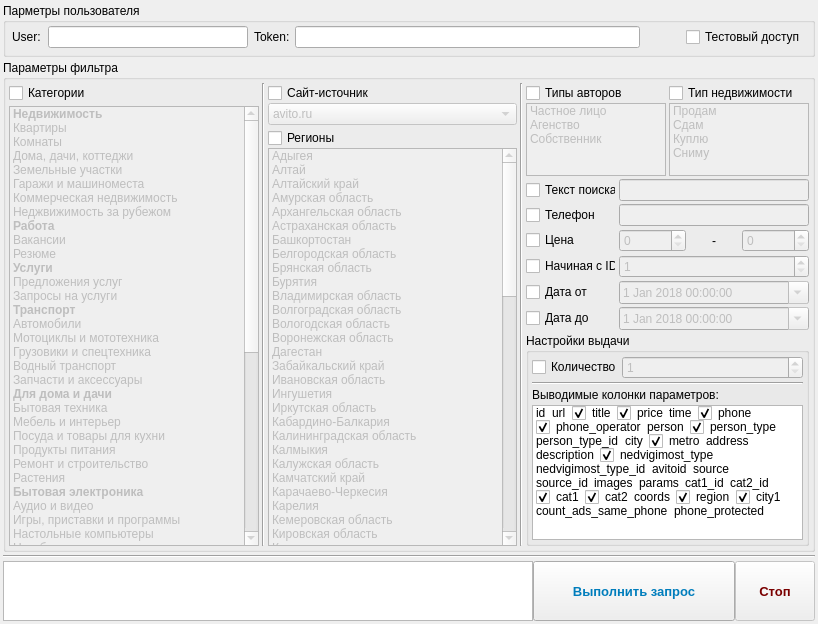
The window that mainwindow.ui (IMelker/GUI-Client-for-ads-api.ru) describes before a commit, drawn with Qt 5.
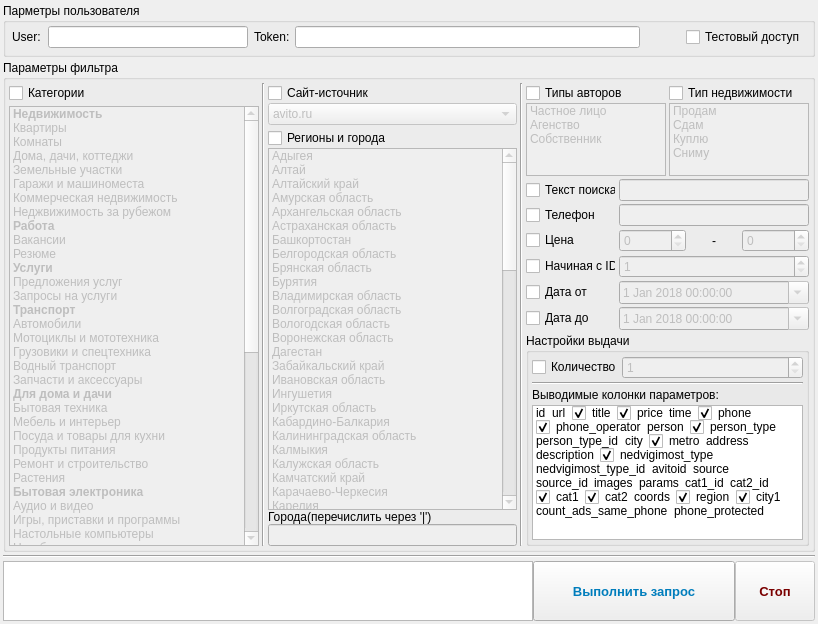
The same window after the commit.

Commit message: Fix region choose. Add line edit for custom city input.

The edit to the form file:
```diff
--- a/mainwindow.ui
+++ b/mainwindow.ui
@@ -978,7 +978,7 @@
               <string>&lt;html&gt;&lt;head/&gt;&lt;body&gt;&lt;p&gt;&lt;span style=&quot; font-family:'Helvetica Neue,Helvetica,Arial,sans-serif'; font-size:14px; color:#333333; background-color:#ffffff;&quot;&gt;Название города или области или региона.&lt;/span&gt;&lt;/p&gt;&lt;/body&gt;&lt;/html&gt;</string>
              </property>
              <property name="text">
-              <string>Регионы</string>
+              <string>Регионы и города</string>
              </property>
             </widget>
            </item>
@@ -1848,6 +1848,20 @@
              </item>
             </widget>
            </item>
+           <item>
+            <widget class="QLabel" name="label_4">
+             <property name="text">
+              <string>Города(перечислить через '|')</string>
+             </property>
+            </widget>
+           </item>
+           <item>
+            <widget class="QLineEdit" name="le_city">
+             <property name="enabled">
+              <bool>false</bool>
+             </property>
+            </widget>
+           </item>
           </layout>
          </item>
         </layout>
```
Left out of the diff: 48 changed lines with no effect on the pictures. The commit also changes 4 other files.
